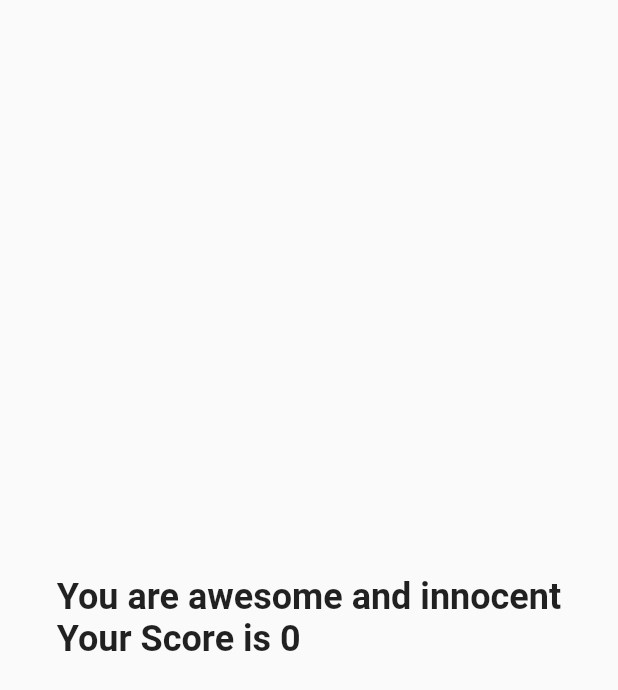
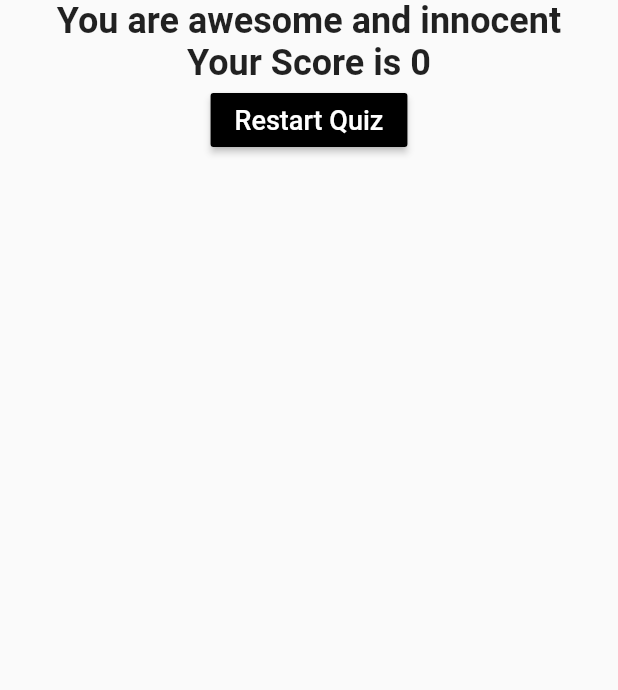
Before and after one commit to tanim913/QuizApp, a Flutter app: the Result widget shown alone on an empty page, opened directly with empty values, on a phone screen of 412 x 824 dp. Shown: the top 690 px of the screen. Run offline on Flutter 3.47's test engine with Material 2 defaults, Android fonts, the phone set to English and light mode, and no system bars.

```diff
--- a/QuizApp/lib/question.dart
+++ b/QuizApp/lib/question.dart
@@ -12,7 +12,7 @@ class Question extends StatelessWidget {
       margin: EdgeInsets.all(20),
       child: Text(
         questionText,
-        style: TextStyle(fontSize: 28,color: Colors.indigo),
+        style: TextStyle(fontSize: 28, color: Colors.indigo),
         textAlign: TextAlign.center,
       ),
     );
--- a/QuizApp/lib/result.dart
+++ b/QuizApp/lib/result.dart
@@ -2,19 +2,26 @@ import 'package:flutter/material.dart';
 
 class Result extends StatelessWidget {
   final int resultScore;
-  Result(this.resultScore);
+  final Function resetHandler;
+  Result(this.resultScore, this.resetHandler);
 
   String get resultPhase {
-
     var resultText;
     if (resultScore <= 12) {
-      resultText = 'You are awesome and innocent\n' + 'Your Score is ' + resultScore.toString();
+      resultText = 'You are awesome and innocent\n' +
+          'Your Score is ' +
+          resultScore.toString();
     } else if (resultScore <= 20) {
-      resultText = 'Pretty likable\n' + 'Your Score is ' + resultScore.toString();
+      resultText =
+          'Pretty likable\n' + 'Your Score is ' + resultScore.toString();
     } else if (resultScore <= 28) {
-      resultText = 'You are kinda Strange!\n' + 'Your Score is '+ resultScore.toString();
+      resultText = 'You are kinda Strange!\n' +
+          'Your Score is ' +
+          resultScore.toString();
     } else {
-      resultText = 'Seriously!! What is wrong with you?\n' + 'Your Score is '+ resultScore.toString();
+      resultText = 'Seriously!! What is wrong with you?\n' +
+          'Your Score is ' +
+          resultScore.toString();
     }
     return resultText;
   }
@@ -22,9 +29,22 @@ class Result extends StatelessWidget {
   @override
   Widget build(BuildContext context) {
     return Center(
-        child: Text(
-      resultPhase,
-      style: TextStyle(fontSize: 24, fontWeight: FontWeight.bold),
+        child: Column(
+      children: [
+        Text(
+          resultPhase,
+          style: TextStyle(fontSize: 24, fontWeight: FontWeight.bold),
+          textAlign: TextAlign.center,
+        ),
+        RaisedButton(
+            onPressed: resetHandler,
+            color: Colors.black,
+            textColor: Colors.white,
+            child: Text(
+              'Restart Quiz',
+              style: TextStyle(fontSize: 18),
+            ))
+      ],
     ));
   }
 }
```
Also changed, not shown: QuizApp/lib/quiz.dart (line endings or trailing spaces).
